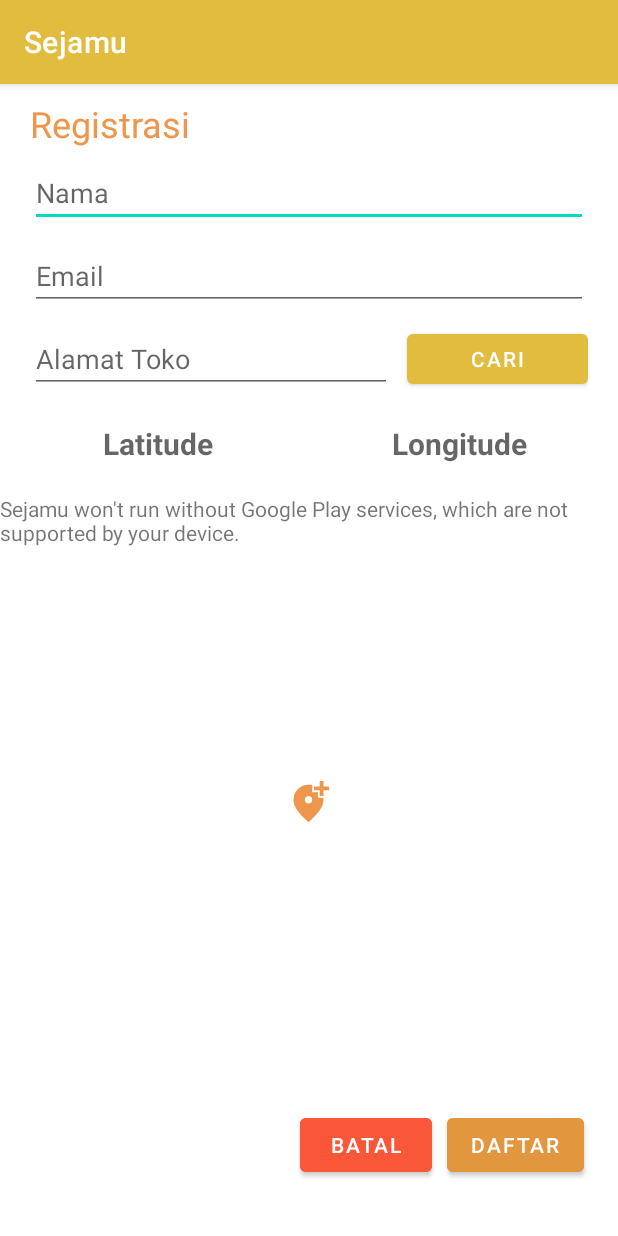
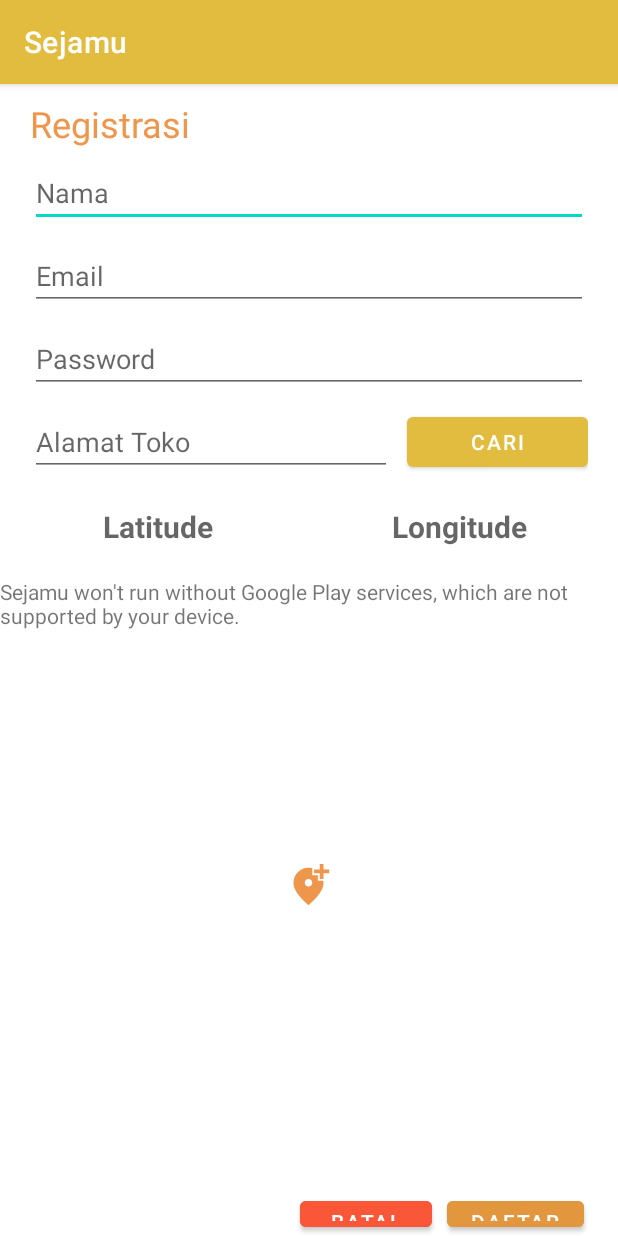
Before and after one commit to zephyrzth/FP_PPB_Android, an Android app: the RegistrationActivity screen opened directly, with no data from a screen before it, on a phone screen of 412 x 824 dp. Run offline under Robolectric (Android 15) with nearby library versions, the phone set to English and light mode, and no system bars.

Commit message:
add password model

```diff
--- a/app/src/main/java/com/example/sejamu/ApiInterface.java
+++ b/app/src/main/java/com/example/sejamu/ApiInterface.java
@@ -38,7 +38,8 @@ public interface ApiInterface {
     @FormUrlEncoded
     @POST("register")
     Call<PostPutDelUser> register(@Field("name") String name,
-                                  @Field("email") String password,
+                                  @Field("email") String email,
+                                  @Field("password") String password,
                                   @Field("latitude") String latitude,
                                   @Field("longitude") String longitude);
 }
--- a/app/src/main/java/com/example/sejamu/RegistrationActivity.java
+++ b/app/src/main/java/com/example/sejamu/RegistrationActivity.java
@@ -30,7 +30,7 @@ import retrofit2.Response;
 public class RegistrationActivity extends AppCompatActivity implements OnMapReadyCallback {
 
     private GoogleMap mMap;
-    EditText etNama, etEmail, etAlamat;
+    EditText etNama, etEmail, etAlamat, etPassword;
     TextView tvLatitude, tvLongitude;
     Button btnCari, btnDaftar, btnBatal;
 
@@ -48,6 +48,7 @@ public class RegistrationActivity extends AppCompatActivity implements OnMapRead
         etNama = (EditText) findViewById(R.id.etNama);
         etEmail = (EditText) findViewById(R.id.etEmail);
         etAlamat = (EditText) findViewById(R.id.etAlamat);
+        etPassword = (EditText) findViewById(R.id.etPasswordRegister);
         tvLatitude = (TextView) findViewById(R.id.tvLatitude);
         tvLongitude = (TextView) findViewById(R.id.tvLongitude);
         btnCari = (Button) findViewById(R.id.btnCari);
@@ -118,12 +119,13 @@ public class RegistrationActivity extends AppCompatActivity implements OnMapRead
 
         String name = etNama.getText().toString();
         String email = etEmail.getText().toString();
+        String password = etPassword.getText().toString();
         String alamat = etAlamat.getText().toString();
         String latitude = tvLatitude.getText().toString();
         String longitude = tvLongitude.getText().toString();
 
         // Here you can call you API
-        Call<PostPutDelUser> postUserCall = mApiInterface.register(name, email, latitude, longitude);
+        Call<PostPutDelUser> postUserCall = mApiInterface.register(name, email, password, latitude, longitude);
         postUserCall.enqueue(new Callback<PostPutDelUser>() {
             @Override
             public void onResponse(Call<PostPutDelUser> call, Response<PostPutDelUser> response) {
--- a/app/src/main/res/layout/registrasi.xml
+++ b/app/src/main/res/layout/registrasi.xml
@@ -40,6 +40,13 @@
             android:layout_height="wrap_content"
             android:layout_marginBottom="10dp"
             android:hint="Email" />
+
+        <EditText
+            android:id="@+id/etPasswordRegister"
+            android:layout_width="match_parent"
+            android:layout_height="wrap_content"
+            android:layout_marginBottom="10dp"
+            android:hint="Password" />
 
         <LinearLayout
             android:layout_width="match_parent"
```
